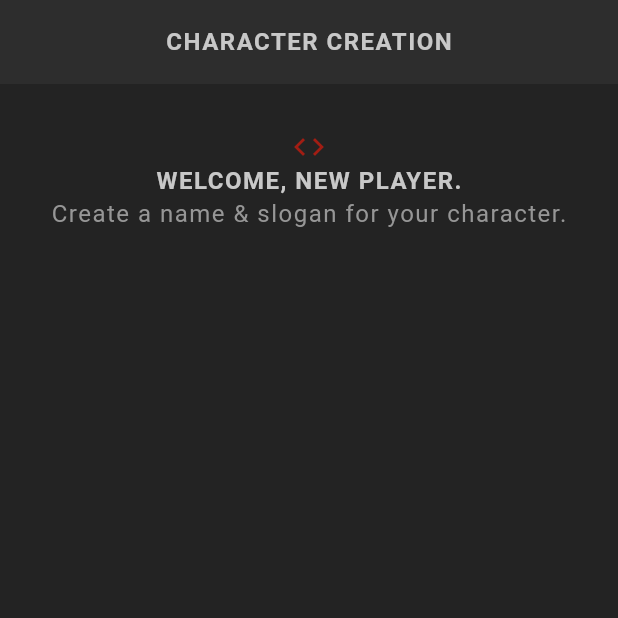
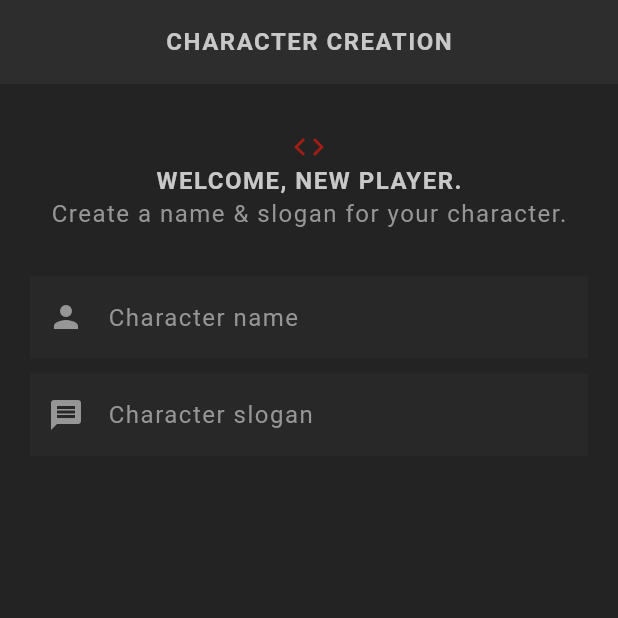
Before and after one commit to walid-hamdi/flutter_rpg, a Flutter app: the screen it shows after launch, on a phone screen of 412 x 824 dp, the top half of it. Run offline on Flutter 3.47's test engine with Material 3 defaults, Android fonts, the phone set to English and light mode, and no system bars; our stand-ins replace google_fonts; Roboto replaces fonts that are missing (Kanit).

Commit message:
Making a text field

```diff
--- a/lib/main.dart
+++ b/lib/main.dart
@@ -1,11 +1,11 @@
 import 'package:flutter/material.dart';
 import 'package:flutter_rpg/screens/create/create.dart';
-import 'package:flutter_rpg/screens/home/home.dart';
 import 'package:flutter_rpg/theme.dart';
 
 void main() {
   runApp(
     MaterialApp(
+      debugShowCheckedModeBanner: false,
       theme: primaryTheme,
       home: const Create(),
     ),
--- a/lib/screens/create/create.dart
+++ b/lib/screens/create/create.dart
@@ -1,6 +1,7 @@
 import 'package:flutter/material.dart';
 import 'package:flutter_rpg/shared/styled_text.dart';
 import 'package:flutter_rpg/theme.dart';
+import 'package:google_fonts/google_fonts.dart';
 
 class Create extends StatelessWidget {
   const Create({super.key});
@@ -28,6 +29,30 @@ class Create extends StatelessWidget {
             const SizedBox(
               height: 30,
             ),
+            TextField(
+              style: GoogleFonts.kanit(
+                  textStyle: Theme.of(context).textTheme.bodyMedium),
+              cursorColor: AppColors.secondaryColor,
+              decoration: const InputDecoration(
+                label: StyledText('Character name'),
+                prefixIcon: Icon(
+                  Icons.person,
+                ),
+              ),
+            ),
+            const SizedBox(
+              height: 10,
+            ),
+            TextField(
+              style: GoogleFonts.kanit(
+                  textStyle: Theme.of(context).textTheme.bodyMedium),
+              cursorColor: AppColors.secondaryColor,
+              decoration: const InputDecoration(
+                  label: StyledText('Character slogan'),
+                  prefixIcon: Icon(
+                    Icons.message,
+                  )),
+            ),
           ],
         ),
       ),
```
Also changed, not shown: lib/theme.dart (+9 -0 lines).
